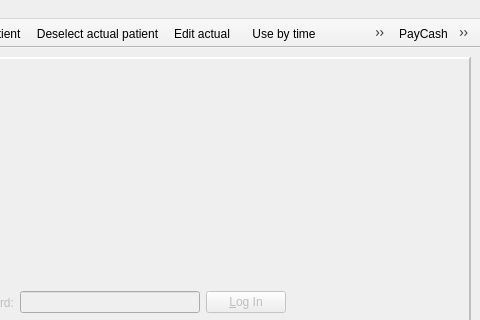
Qt form client/wndmain.ui (tbikfalvi/Belenus) before a commit; both pictures show x 318 to 798 and y 0 to 320 of the 798 by 579 pixel window.
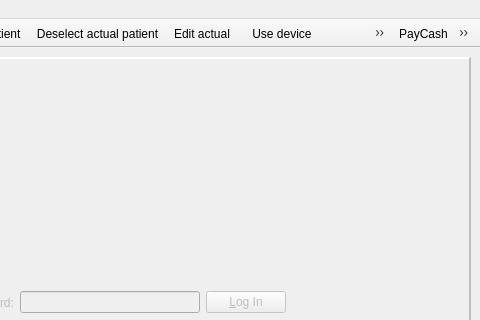
The same form after that commit. Icons and pictures are not drawn.

What changed in the file:
```diff
--- a/client/wndmain.ui
+++ b/client/wndmain.ui
@@ -191,8 +191,8 @@
      <property name="title">
       <string>Device</string>
      </property>
-     <addaction name="action_UseWithCard"/>
-     <addaction name="action_UseByTime"/>
+     <addaction name="action_UseDeviceLater"/>
+     <addaction name="action_UseDevice"/>
      <addaction name="separator"/>
      <addaction name="action_DeviceStart"/>
      <addaction name="action_DeviceSkipStatus"/>
@@ -318,8 +318,8 @@
    <attribute name="toolBarBreak">
     <bool>false</bool>
    </attribute>
-   <addaction name="action_UseByTime"/>
-   <addaction name="action_UseWithCard"/>
+   <addaction name="action_UseDevice"/>
+   <addaction name="action_UseDeviceLater"/>
    <addaction name="separator"/>
    <addaction name="action_DeviceClear"/>
    <addaction name="separator"/>
@@ -475,20 +475,26 @@
     <string>Patient cards</string>
    </property>
   </action>
-  <action name="action_UseWithCard">
+  <action name="action_UseDeviceLater">
    <property name="text">
-    <string>Use with card ...</string>
+    <string>Use device later ...</string>
+   </property>
+   <property name="iconText">
+    <string>Use later</string>
    </property>
    <property name="toolTip">
-    <string>Use device with patient card</string>
+    <string>Use device later with defined time period or with patient card</string>
    </property>
   </action>
-  <action name="action_UseByTime">
+  <action name="action_UseDevice">
    <property name="text">
-    <string>Use by time ...</string>
+    <string>Use by time or patientcard ...</string>
+   </property>
+   <property name="iconText">
+    <string>Use device</string>
    </property>
    <property name="toolTip">
-    <string>Use device with defined time period</string>
+    <string>Use device with defined time period or with patient card</string>
    </property>
   </action>
   <action name="action_PanelStatuses">
```
